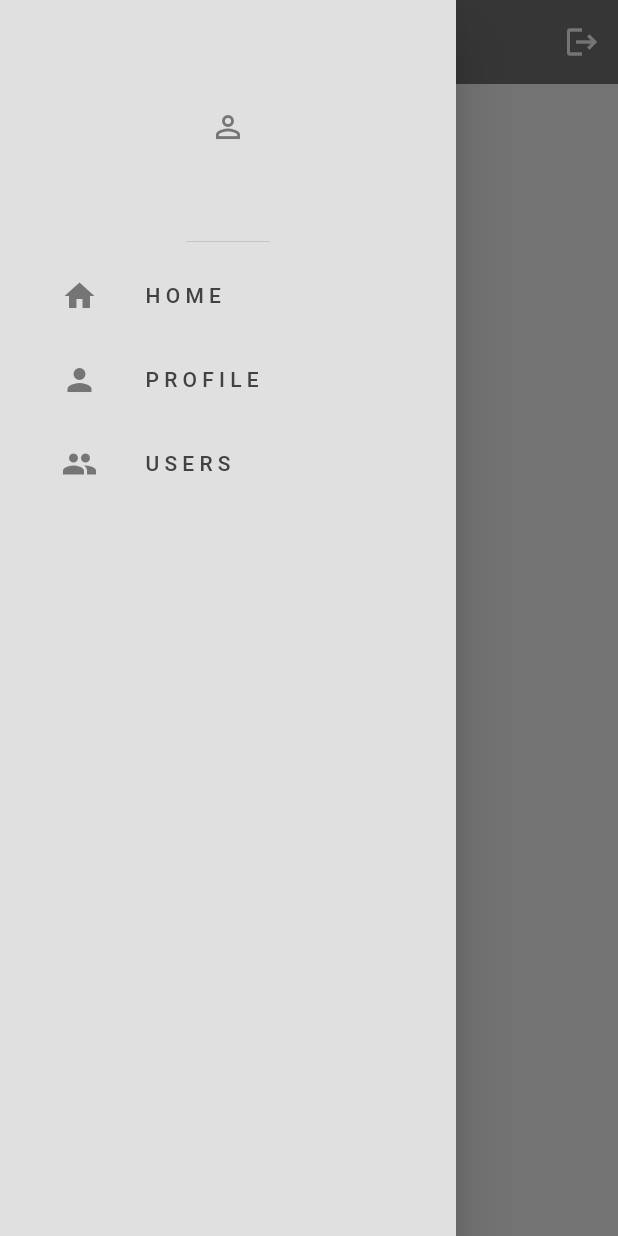
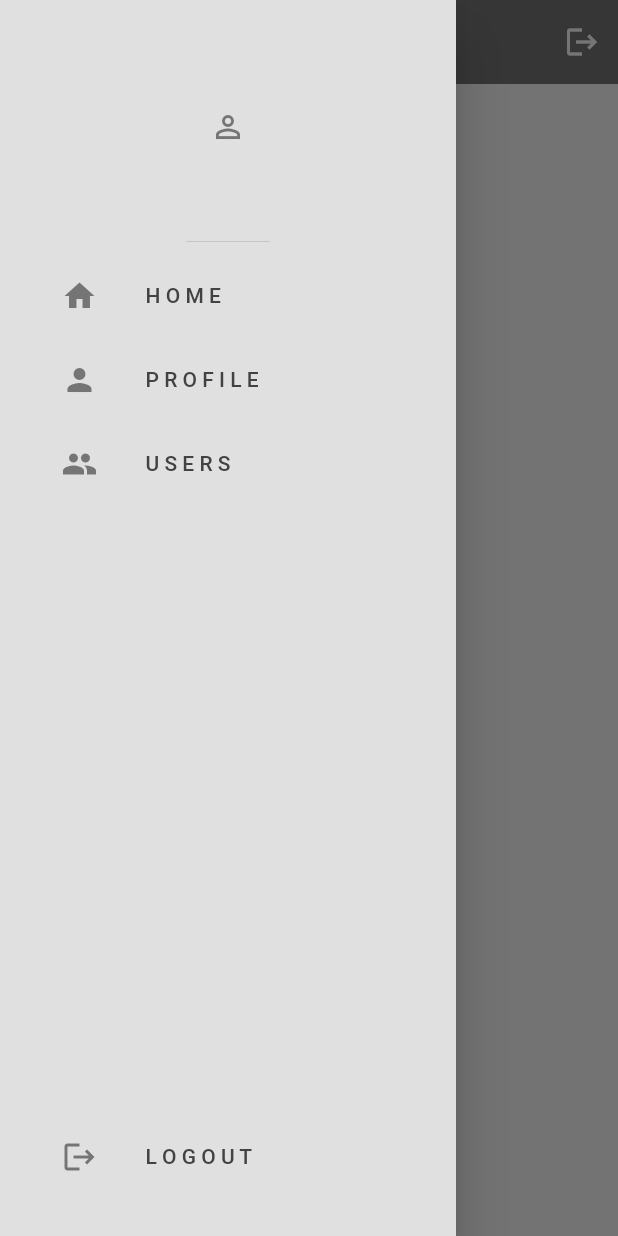
Before and after one commit to KyleAnthonyHay/Social_Media_App, a Flutter app: the screen it shows once a user with an empty profile is signed in, with the side drawer open, on a phone screen of 412 x 824 dp. Run offline on Flutter 3.47's test engine with Material 2 defaults, Android fonts, the phone set to English and light mode, and no system bars; our stand-ins replace firebase_auth, firebase_core; accounts and stored records are empty.

Commit message:
page navigation added

```diff
--- a/socialmediaapp/lib/components/MyDrawer.dart
+++ b/socialmediaapp/lib/components/MyDrawer.dart
@@ -8,6 +8,9 @@ class MyDrawer extends StatelessWidget {
     return Drawer(
       backgroundColor: Theme.of(context).colorScheme.background,
       child: Column(
+        mainAxisAlignment: MainAxisAlignment.spaceBetween,
+        children: [
+          Column(
             children: [
               // drawer header
               DrawerHeader(
@@ -40,7 +43,10 @@ class MyDrawer extends StatelessWidget {
                   ),
                   title: Text("P R O F I L E"),
                   onTap: () {
+                    // pop drawer
                     Navigator.pop(context);
+                    // navigate to profile page
+                    Navigator.pushNamed(context, '/ProfilePage');
                   },
                 ),
               ),
@@ -55,6 +61,26 @@ class MyDrawer extends StatelessWidget {
                   title: Text("U S E R S"),
                   onTap: () {
                     Navigator.pop(context);
+                    Navigator.pushNamed(context, '/UsersPage');
+                  },
+                ),
+              ),
+            ],
+          ),
+          // Logout tile
+          Padding(
+            padding: const EdgeInsets.only(
+              left: 25.0,
+              bottom: 25,
+            ),
+            child: ListTile(
+              leading: Icon(
+                Icons.logout,
+                color: Theme.of(context).colorScheme.inversePrimary,
+              ),
+              title: Text("L O G O U T"),
+              onTap: () {
+                Navigator.pop(context);
               },
             ),
           ),
--- a/socialmediaapp/lib/main.dart
+++ b/socialmediaapp/lib/main.dart
@@ -2,8 +2,11 @@ import 'package:firebase_auth/firebase_auth.dart';
 import 'package:flutter/material.dart';
 import 'package:socialmediaapp/auth/LoginOrRegister.dart';
 import 'package:socialmediaapp/auth/auth.dart';
+import 'package:socialmediaapp/pages/HomePage.dart';
 import 'package:socialmediaapp/pages/LoginPage.dart';
+import 'package:socialmediaapp/pages/ProfilePage.dart';
 import 'package:socialmediaapp/pages/RegisterPage.dart';
+import 'package:socialmediaapp/pages/UsersPage.dart';
 import 'package:socialmediaapp/theme/DarkMode.dart';
 import 'package:socialmediaapp/theme/LightMode.dart';
 // for firebase
@@ -26,6 +29,12 @@ class MyApp extends StatelessWidget {
       home: const AuthPage(),
       theme: lightMode,
       darkTheme: darkMode,
+      routes: {
+        '/LoginOrRegister': (context) => const LoginOrRegister(),
+        '/HomePage': (context) => const HomePage(),
+        '/ProfilePage': (context) => const ProfilePage(),
+        '/UsersPage': (context) => const UserPage(),
+      },
     );
   }
 }
```
Also changed, not shown: socialmediaapp/lib/pages/ProfilePage.dart (+14 -0 lines), socialmediaapp/lib/pages/UsersPage.dart (+14 -0 lines). Lines whose indentation alone changed are shown as unchanged.
